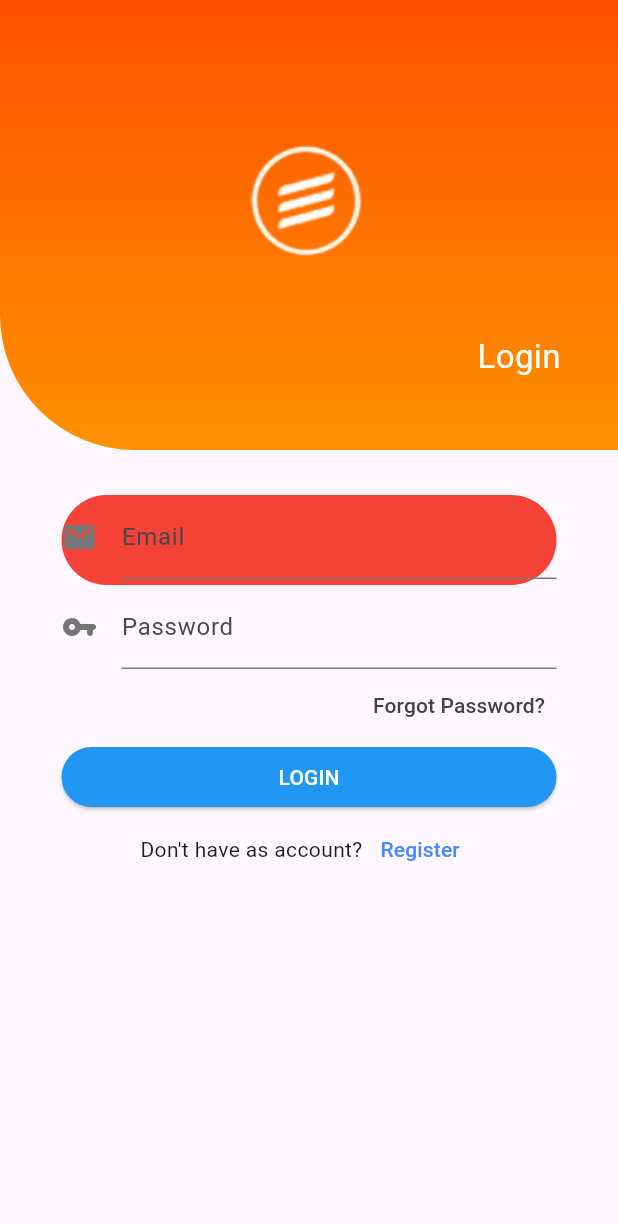
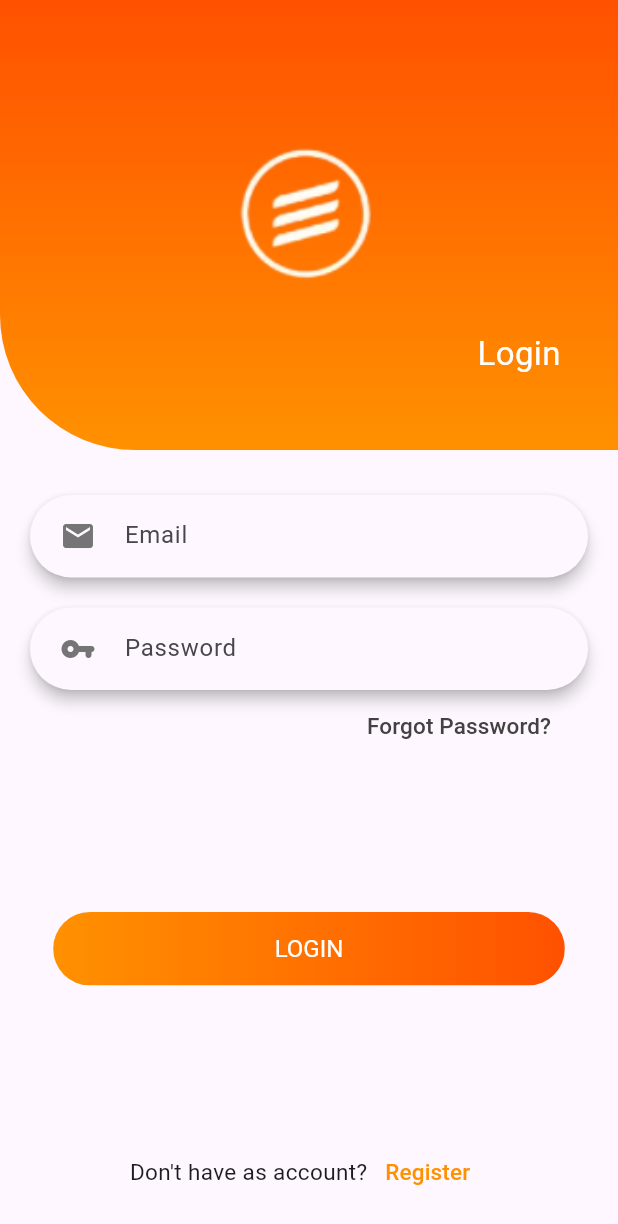
Before and after one commit to VinicioSantosOliveira/potato_challenge, a Flutter app: the screen it shows after launch, after a tap on "LOGIN", on a phone screen of 412 x 824 dp. Shown: the top 1224 px of the screen. Run offline on Flutter 3.47's test engine with Material 3 defaults, Android fonts, the phone set to English and light mode, and no system bars.

Commit message:
page login finished

```diff
--- a/lib/src/pages/login_page.dart
+++ b/lib/src/pages/login_page.dart
@@ -6,7 +6,9 @@ class LoginPage extends StatelessWidget {
   @override
   Widget build(BuildContext context) {
     return Scaffold(
-      body: Column(
+      body: SingleChildScrollView(
+        reverse: true,
+        child: Column(
           children: [
             Container(
               height: 300,
@@ -27,9 +29,14 @@ class LoginPage extends StatelessWidget {
               child: const Column(
                 children: [
                   Padding(
-                  padding: EdgeInsets.only(top: 85, bottom: 35),
+                    padding: EdgeInsets.only(top: 85, bottom: 15),
+                    child: SizedBox(
+                      height: 120,
+                      width: 120,
                       child: Image(
                         image: AssetImage('assets/images/logo.png'),
+                        fit: BoxFit.cover,
+                      ),
                     ),
                   ),
                   Padding(
@@ -45,49 +52,68 @@ class LoginPage extends StatelessWidget {
                 ],
               ),
             ),
+            Padding(
+              padding: const EdgeInsets.symmetric(horizontal: 20),
+              child: Column(
+                children: [
                   const SizedBox(
                     height: 30,
                   ),
-          Container(
-            height: 60,
-            width: 330,
-            decoration: const BoxDecoration(
-              color: Colors.red,
-              borderRadius: BorderRadius.all(Radius.circular(40)),
-            ),
+                  SizedBox(
+                    height: 55,
+                    child: Material(
+                      elevation: 4.0,
+                      shadowColor: Colors.black,
+                      borderRadius: BorderRadius.circular(40),
                       child: TextFormField(
                         decoration: InputDecoration(
-                icon: Icon(
+                          hintText: 'Email',
+                          prefixIcon: Padding(
+                            padding: const EdgeInsets.only(
+                              left: 20,
+                              right: 15,
+                            ),
+                            child: Icon(
                               Icons.email,
                               color: Colors.grey[600],
                             ),
-                labelText: 'Email',
                           ),
-              onSaved: (String? value) {
-                // serve para salvar quando o usuario enviar o form
-              },
-              validator: (String? value) {
-                return (value != null && value.contains('@')) ? 'Do not use the @ char.' : null;
-              },
+                          border: const OutlineInputBorder(
+                            borderRadius: BorderRadius.all(Radius.circular(40)),
+                            borderSide: BorderSide.none,
                           ),
                         ),
-          SizedBox(
-            width: 330,
+                      ),
+                    ),
+                  ),
+                  Padding(
+                    padding: const EdgeInsets.only(top: 20),
+                    child: SizedBox(
+                      height: 55,
+                      child: Material(
+                        elevation: 4.0,
+                        shadowColor: Colors.black,
+                        borderRadius: BorderRadius.circular(40),
                         child: TextFormField(
                           decoration: InputDecoration(
-                icon: Icon(
+                            hintText: 'Password',
+                            prefixIcon: Padding(
+                              padding: const EdgeInsets.only(
+                                left: 20,
+                                right: 15,
+                              ),
+                              child: Icon(
                                 Icons.vpn_key_rounded,
                                 color: Colors.grey[600],
                               ),
-                hintText: 'What do people call you?',
-                labelText: 'Password',
                             ),
-              onSaved: (String? value) {
-                // serve para salvar quando o usuario enviar o form
-              },
-              validator: (String? value) {
-                return (value != null && value.contains('@')) ? 'Do not use the @ char.' : null;
-              },
+                            border: const OutlineInputBorder(
+                              borderRadius: BorderRadius.all(Radius.circular(40)),
+                              borderSide: BorderSide.none,
+                            ),
+                          ),
+                        ),
+                      ),
                     ),
                   ),
                   Padding(
@@ -96,36 +122,77 @@ class LoginPage extends StatelessWidget {
                       onPressed: () {},
                       child: Text(
                         'Forgot Password?',
-                style: TextStyle(color: Colors.grey[800]),
+                        style: TextStyle(
+                          color: Colors.grey[800],
+                          fontSize: 15,
                         ),
                       ),
                     ),
-          ElevatedButton(
-            style: const ButtonStyle(
-              fixedSize: MaterialStatePropertyAll(Size(330, 20)),
-              backgroundColor: MaterialStatePropertyAll(Colors.blue),
+                  ),
+                  const SizedBox(
+                    height: 100,
+                  ),
+                  ClipRRect(
+                    borderRadius: BorderRadius.circular(40),
+                    child: Stack(
+                      children: [
+                        Positioned.fill(
+                          child: Container(
+                            decoration: const BoxDecoration(
+                              gradient: LinearGradient(
+                                colors: <Color>[
+                                  Color.fromARGB(255, 255, 145, 0),
+                                  Color.fromARGB(255, 255, 81, 0),
+                                ],
+                              ),
+                            ),
+                          ),
+                        ),
+                        TextButton(
+                          style: TextButton.styleFrom(
+                            padding: const EdgeInsets.symmetric(horizontal: 147.7, vertical: 15),
+                            textStyle: const TextStyle(fontSize: 20),
                           ),
                           onPressed: () {},
                           child: const Text(
                             'LOGIN',
-              style: TextStyle(color: Colors.white),
+                            style: TextStyle(
+                              color: Colors.white,
+                              fontSize: 16,
                             ),
+                          ),
+                        ),
+                      ],
+                    ),
+                  ),
+                  const SizedBox(
+                    height: 100,
                   ),
                   Row(
                     mainAxisAlignment: MainAxisAlignment.center,
                     children: [
-              const Text('Don\'t have as account?'),
+                      const Text(
+                        'Don\'t have as account?',
+                        style: TextStyle(fontSize: 15),
+                      ),
                       TextButton(
                         onPressed: () {},
                         child: const Text(
                           'Register',
-                  style: TextStyle(color: Colors.blueAccent),
+                          style: TextStyle(
+                            color: Color.fromARGB(255, 255, 145, 0),
+                            fontSize: 15,
+                          ),
                         ),
                       ),
                     ],
                   ),
                 ],
               ),
+            ),
+          ],
+        ),
+      ),
     );
   }
 }
--- a/lib/src/pages/splash_screen_page.dart
+++ b/lib/src/pages/splash_screen_page.dart
@@ -41,9 +41,16 @@ class _SplashScreenState extends State<SplashScreen> {
         child: Column(
           mainAxisAlignment: MainAxisAlignment.center,
           children: [
-            Image.asset('assets/images/logo.png'),
+            SizedBox(
+              height: 200,
+              width: 200,
+              child: Image.asset(
+                'assets/images/logo.png',
+                fit: BoxFit.cover,
+              ),
+            ),
             const CircularProgressIndicator(
-              color: Colors.black,
+              color: Colors.white,
             ),
           ],
         ),
--- a/lib/src/widgets/logo_widget.dart
+++ /dev/null
@@ -1,46 +0,0 @@
-import 'package:flutter/material.dart';
-
-class LogoWidget extends StatelessWidget {
-  const LogoWidget({super.key});
-
-  @override
-  Widget build(BuildContext context) {
-    return Scaffold(
-      backgroundColor: Colors.grey,
-      body: Center(
-        child: Container(
-          height: 110,
-          width: 110,
-          decoration: BoxDecoration(
-            borderRadius: BorderRadius.circular(99),
-            gradient: const LinearGradient(
-              begin: Alignment.topCenter,
-              end: Alignment.bottomCenter,
-              colors: <Color>[
-                Color.fromARGB(255, 255, 116, 2),
-                Color.fromARGB(255, 255, 166, 32),
-              ],
-            ),
-          ),
-          child: Column(
-            children: [
-              Container(
-                height: 50,
-                width: 100,
-                decoration: const BoxDecoration(
-                  color: Colors.red,
-                  borderRadius: BorderRadiusDirectional.only(
-                    topStart: Radius.elliptical(100, 100),
-                    topEnd: Radius.elliptical(0, 0),
-                    bottomStart: Radius.elliptical(0, 0),
-                    bottomEnd: Radius.elliptical(100, 100),
-                  ),
-                ),
-              ),
-            ],
-          ),
-        ),
-      ),
-    );
-  }
-}
```
Lines whose indentation alone changed are shown as unchanged.
